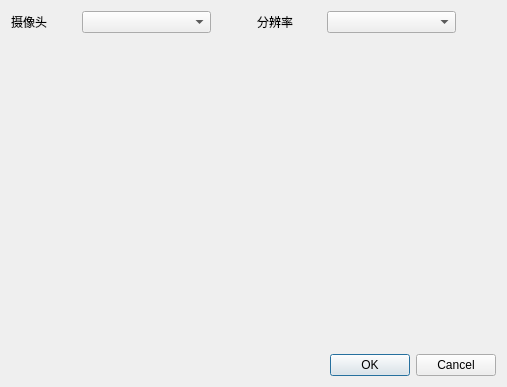
CastielLiu/robotGui, file robot_gui/cameraconfigdialog.ui: the form before one commit.
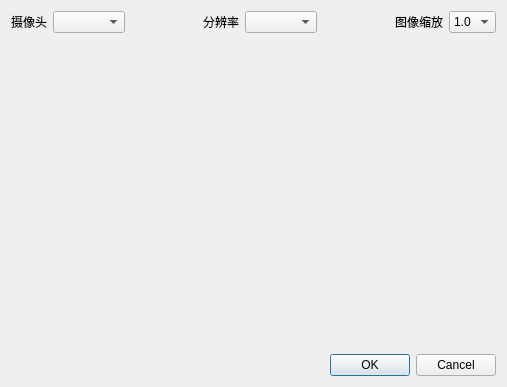
The form after the commit.

```diff
--- a/robot_gui/cameraconfigdialog.ui
+++ b/robot_gui/cameraconfigdialog.ui
@@ -13,11 +13,9 @@
   <property name="windowTitle">
    <string>Dialog</string>
   </property>
-  <layout class="QVBoxLayout" name="verticalLayout_2">
-   <item>
     <layout class="QVBoxLayout" name="verticalLayout" stretch="1,50,1">
      <item>
-      <layout class="QHBoxLayout" name="horizontalLayout" stretch="1,2,0,1,2,0">
+    <layout class="QHBoxLayout" name="horizontalLayout">
        <item>
         <widget class="QLabel" name="label">
          <property name="text">
@@ -64,6 +62,37 @@
          </property>
         </spacer>
        </item>
+     <item>
+      <widget class="QLabel" name="label_3">
+       <property name="text">
+        <string>图像缩放</string>
+       </property>
+      </widget>
+     </item>
+     <item>
+      <widget class="QComboBox" name="comboBox_imageScale">
+       <item>
+        <property name="text">
+         <string>1.0</string>
+        </property>
+       </item>
+       <item>
+        <property name="text">
+         <string>0.8</string>
+        </property>
+       </item>
+       <item>
+        <property name="text">
+         <string>0.5</string>
+        </property>
+       </item>
+       <item>
+        <property name="text">
+         <string>0.3</string>
+        </property>
+       </item>
+      </widget>
+     </item>
       </layout>
      </item>
      <item>
@@ -82,8 +111,6 @@
         <set>QDialogButtonBox::Cancel|QDialogButtonBox::Ok</set>
        </property>
       </widget>
-     </item>
-    </layout>
    </item>
   </layout>
  </widget>
```
Lines whose indentation alone changed are shown as unchanged.
